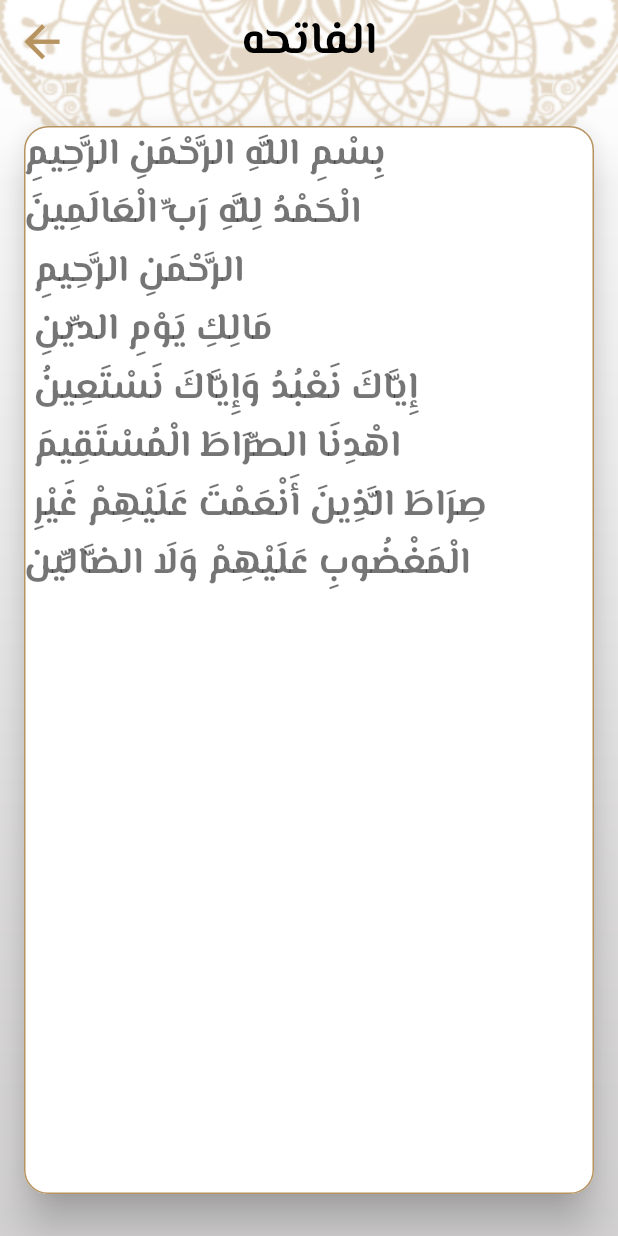
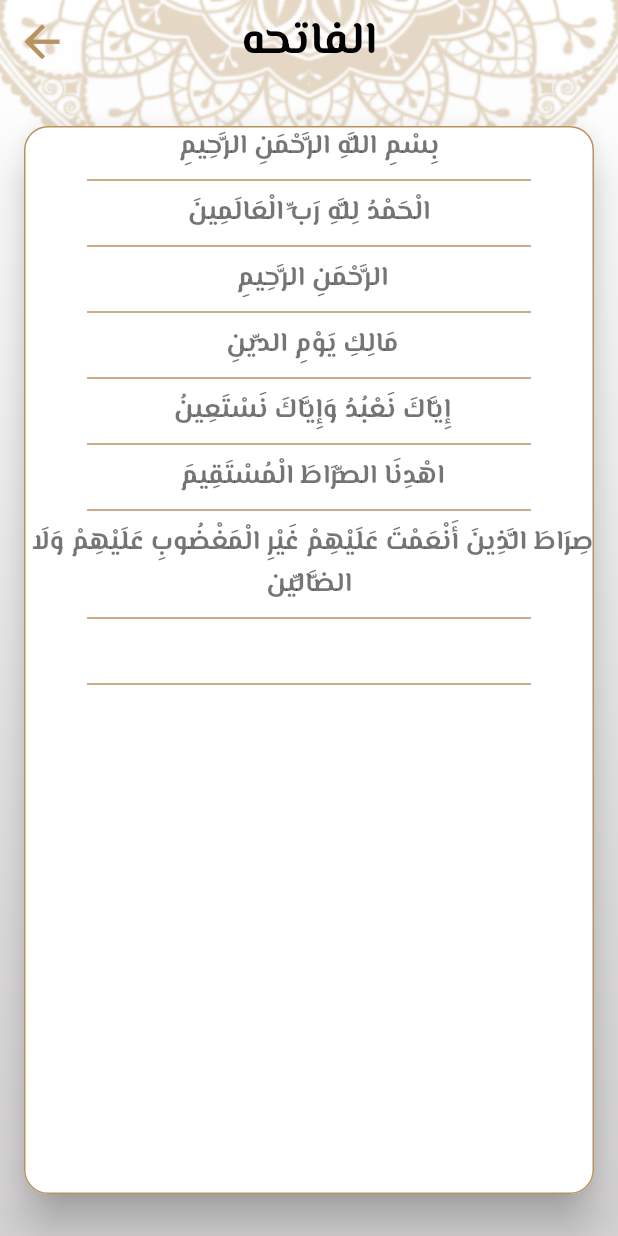
Before and after one commit to santosxxdev/Islami, a Flutter app: the screen it shows after launch, after a tap on "الفاتحه", on a phone screen of 412 x 824 dp. Run offline on Flutter 3.47's test engine with Material 2 defaults, Android fonts, the phone set to English and light mode, and no system bars; our stand-ins replace google_fonts.

Commit message:
Change Read Quran

```diff
--- a/lib/read_quran.dart
+++ b/lib/read_quran.dart
@@ -1,5 +1,6 @@
 import 'package:flutter/material.dart';
 import 'package:flutter/services.dart';
+import 'package:google_fonts/google_fonts.dart';
 import 'package:islami/SuraArgs.dart';
 import 'package:islami/theme_mode.dart';
 
@@ -17,7 +18,7 @@ class _ReadQuranState extends State<ReadQuran> {
   Widget build(BuildContext context) {
     SuraArgs suraArgs = ModalRoute.of(context)?.settings.arguments as SuraArgs;
     if (verses.isEmpty) {
-      loadQuran(suraArgs.index);
+      loadSura(suraArgs.index);
     }
     return Stack(
       children: [
@@ -36,14 +37,25 @@ class _ReadQuranState extends State<ReadQuran> {
           body: verses.isEmpty
               ? Center(child: CircularProgressIndicator())
               : Card(
-                  elevation: 12,
+            elevation: 12,
                   shape: RoundedRectangleBorder(
                       borderRadius: BorderRadius.circular(16),
                       side: BorderSide(color: ThemeStyle.lightColor)),
                   margin: EdgeInsets.symmetric(vertical: 28, horizontal: 16),
-                  child: ListView.builder(
+                  child: ListView.separated(
+                    separatorBuilder: (context, index) => Divider(
+                      thickness: 1,
+                      color: Theme.of(context).primaryColor,
+                      indent: 42,
+                      endIndent: 42,
+                    ),
                     itemBuilder: (context, index) {
-                      return Text(verses[index]);
+                      return Text(
+                        verses[index],
+                        textAlign: TextAlign.center,
+                        style: GoogleFonts.elMessiri(
+                            fontSize: 18, color: Colors.black54),
+                      );
                     },
                     itemCount: verses.length,
                   ),
@@ -53,13 +65,11 @@ class _ReadQuranState extends State<ReadQuran> {
     );
   }
 
-  Future<void> loadQuran(int index) async {
+  Future<void> loadSura(int index) async {
     String sura = await rootBundle.loadString("assets/files/${index + 1}.txt");
     List<String> lines = sura.split("\n");
-
     print(lines);
     verses = lines;
-
     setState(() {});
   }
 }
```
